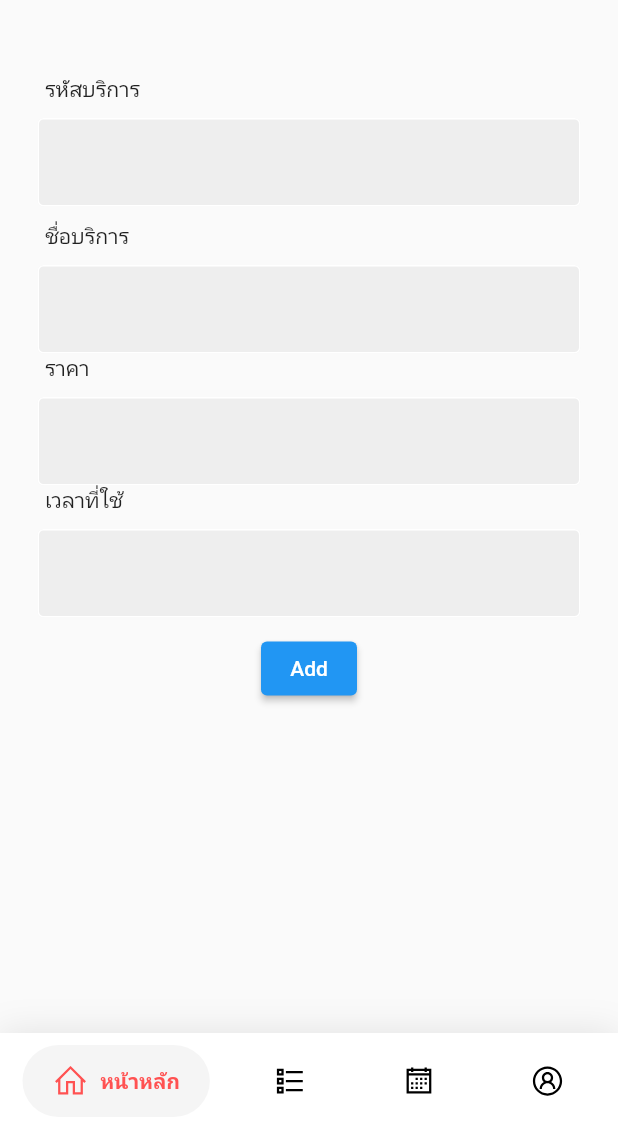
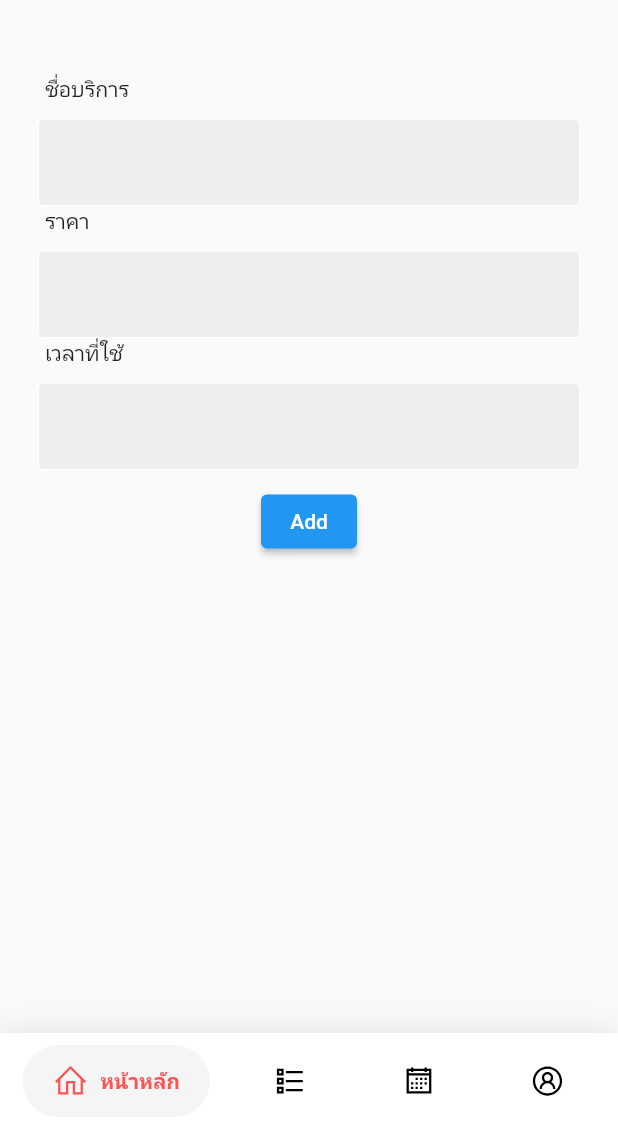
Before and after one commit to poontalk/miniproject, a Flutter app: the screen it shows after launch, after a tap on "Add", on a phone screen of 412 x 824 dp, the part 107-1236 px from its top. Run offline on Flutter 3.47's test engine with Material 2 defaults, Android fonts, the phone set to English and light mode, and no system bars; drawn by our look-alikes of google_nav_bar; our stand-ins replace line_icons, quickalert; network calls fail.

Commit message:
update add Service

```diff
--- a/lib/controller/service_controller.dart
+++ b/lib/controller/service_controller.dart
@@ -7,9 +7,8 @@ import 'package:miniproject/ws_config.dart';
 
 class ServiceController {
 
-    Future addServcieModel (String serviceId,String serviceName,double price, int timespend) async {
+    Future addServcieModel (String serviceName,double price, int timespend) async {
       Map<String,dynamic> data = {
-        "serviceId" : serviceId,
         "serviceName" : serviceName,
         "price" : price,
         "timespend" : timespend
--- a/lib/views/admin/addService.dart
+++ b/lib/views/admin/addService.dart
@@ -36,23 +36,6 @@ class _AddServiceState extends State<AddService> {
           ),
 
           SizedBox(height: 50,),
-
-          //Box ID Service
-          Padding(
-            padding: const EdgeInsets.symmetric(horizontal: 30),
-            child: Row(
-              mainAxisAlignment: MainAxisAlignment.start,
-              children: [
-                Text('รหัสบริการ')
-              ],
-            ),
-          ),
-
-          SizedBox(height: 10,),
-
-           MyTextField(controller: serviceIdController, hintText: '', obcureText: false),
-
-          SizedBox(height: 10,),
 
           //Box Name Service
           Padding(
@@ -106,7 +89,6 @@ class _AddServiceState extends State<AddService> {
            ElevatedButton(
             onPressed: () async{
                 http.Response response = await serviceController.addServcieModel(
-                 serviceIdController.text,
                  serviceNameController.text,
                 double.parse(priceController.text) ,
                 int.parse(timespendController.text)
@@ -115,7 +97,6 @@ class _AddServiceState extends State<AddService> {
                 if (response.statusCode == 500) {
                     print("Error!");
                 }  else {
-                  print(serviceIdController.text);
                   print(serviceNameController.text);
                   print(priceController.text);
                   print(timespendController.text);
```
